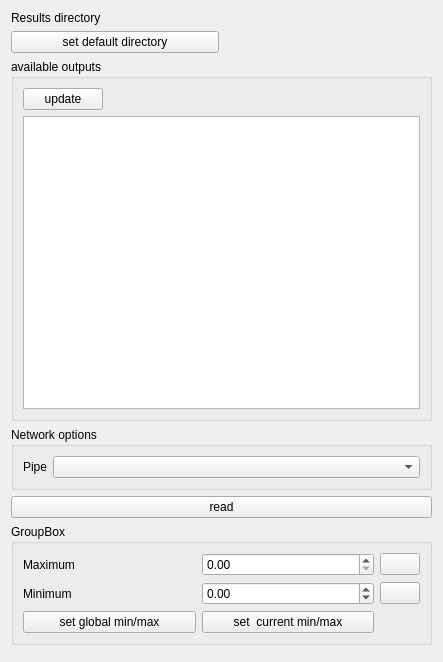
The window that SIM-VICUS/src/SVPropResultsWidget.ui (ghorwin/SIM-VICUS) describes before a commit, drawn with Qt 5.
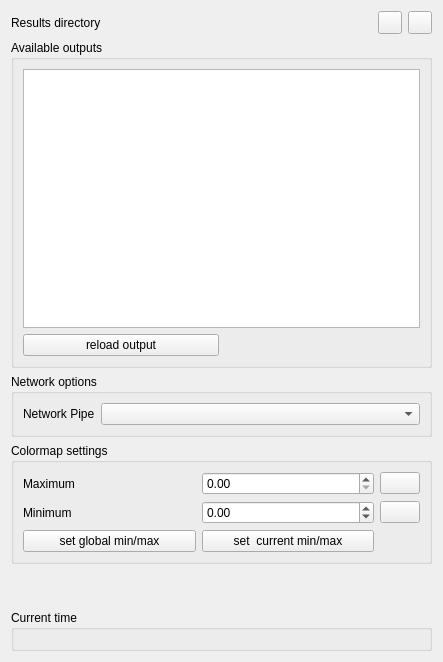
The same window after the commit. Icons and pictures are not drawn. Custom widgets are drawn as their Qt base class.

```diff
--- a/SIM-VICUS/src/SVPropResultsWidget.ui
+++ b/SIM-VICUS/src/SVPropResultsWidget.ui
@@ -16,6 +16,21 @@
   <layout class="QVBoxLayout" name="verticalLayout_2">
    <item>
     <layout class="QGridLayout" name="gridLayout">
+     <item row="0" column="2">
+      <widget class="QToolButton" name="toolButtonSetDefaultDirectory">
+       <property name="toolTip">
+        <string>set default directory</string>
+       </property>
+       <property name="text">
+        <string/>
+       </property>
+       <property name="icon">
+        <iconset>
+         <normalon>:/gfx/actions/24x24/arrow-source-grey.png</normalon>
+        </iconset>
+       </property>
+      </widget>
+     </item>
      <item row="0" column="0">
       <widget class="QLabel" name="label">
        <property name="text">
@@ -26,10 +41,18 @@
      <item row="0" column="1">
       <widget class="QtExt::BrowseFilenameWidget" name="resultsDir" native="true"/>
      </item>
-     <item row="1" column="0">
-      <widget class="QPushButton" name="pushButtonSetDefaultDirectory">
+     <item row="0" column="3">
+      <widget class="QToolButton" name="toolButtonUpdateAvailableOutputs">
+       <property name="toolTip">
+        <string>reload results directory</string>
+       </property>
        <property name="text">
-        <string>set default directory</string>
+        <string/>
+       </property>
+       <property name="icon">
+        <iconset>
+         <normalon>:/gfx/actions/24x24/reload.png</normalon>
+        </iconset>
        </property>
       </widget>
      </item>
@@ -38,31 +61,36 @@
    <item>
     <widget class="QGroupBox" name="groupBox">
      <property name="title">
-      <string>available outputs</string>
+      <string>Available outputs</string>
      </property>
      <layout class="QGridLayout" name="gridLayout_2">
-      <item row="0" column="0">
-       <widget class="QPushButton" name="pushButtonUpdateAvailableOutputs">
-        <property name="text">
-         <string>update</string>
+      <item row="0" column="0" colspan="2">
+       <widget class="QTableWidget" name="tableWidgetAvailableResults">
+        <property name="sizePolicy">
+         <sizepolicy hsizetype="Expanding" vsizetype="Expanding">
+          <horstretch>0</horstretch>
+          <verstretch>0</verstretch>
+         </sizepolicy>
         </property>
-       </widget>
-      </item>
-      <item row="0" column="1">
-       <spacer name="horizontalSpacer">
-        <property name="orientation">
-         <enum>Qt::Horizontal</enum>
-        </property>
-        <property name="sizeHint" stdset="0">
+        <property name="maximumSize">
          <size>
-          <width>40</width>
-          <height>20</height>
+          <width>16777215</width>
+          <height>16777215</height>
          </size>
         </property>
-       </spacer>
+       </widget>
       </item>
-      <item row="1" column="0" colspan="2">
-       <widget class="QTableWidget" name="tableWidgetAvailableResults"/>
+      <item row="1" column="0">
+       <widget class="QPushButton" name="pushButton">
+        <property name="text">
+         <string>reload output</string>
+        </property>
+        <property name="icon">
+         <iconset>
+          <normalon>:/gfx/actions/24x24/reload.png</normalon>
+         </iconset>
+        </property>
+       </widget>
       </item>
      </layout>
     </widget>
@@ -76,7 +104,7 @@
       <item row="0" column="0">
        <widget class="QLabel" name="label_2">
         <property name="text">
-         <string>Pipe</string>
+         <string>Network Pipe</string>
         </property>
        </widget>
       </item>
@@ -86,17 +114,10 @@
      </layout>
     </widget>
    </item>
-   <item>
-    <widget class="QPushButton" name="pushButtonReadResults">
-     <property name="text">
-      <string>read</string>
-     </property>
-    </widget>
-   </item>
    <item>
     <widget class="QGroupBox" name="groupBox_2">
      <property name="title">
-      <string>GroupBox</string>
+      <string>Colormap settings</string>
      </property>
      <layout class="QGridLayout" name="gridLayout_3">
       <item row="1" column="0">
@@ -186,7 +207,32 @@
     </widget>
    </item>
    <item>
-    <widget class="SVTimeSliderWidget" name="widgetTimeSlider" native="true"/>
+    <spacer name="verticalSpacer">
+     <property name="orientation">
+      <enum>Qt::Vertical</enum>
+     </property>
+     <property name="sizeType">
+      <enum>QSizePolicy::Maximum</enum>
+     </property>
+     <property name="sizeHint" stdset="0">
+      <size>
+       <width>20</width>
+       <height>40</height>
+      </size>
+     </property>
+    </spacer>
+   </item>
+   <item>
+    <widget class="QGroupBox" name="groupBox_4">
+     <property name="title">
+      <string>Current time</string>
+     </property>
+     <layout class="QVBoxLayout" name="verticalLayout">
+      <item>
+       <widget class="SVTimeSliderWidget" name="widgetTimeSlider" native="true"/>
+      </item>
+     </layout>
+    </widget>
    </item>
   </layout>
  </widget>
```
Left out of the diff: 2 changed lines with no effect on the pictures.
